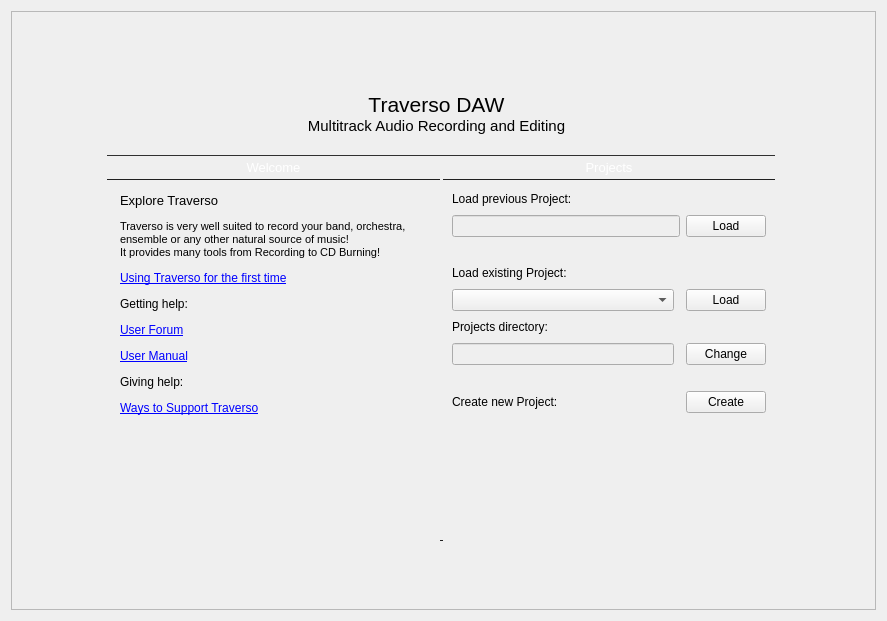
Qt form src/traverso/ui/WelcomeWidget.ui (ErwanLegrand/Traverso-DAW) before a commit.
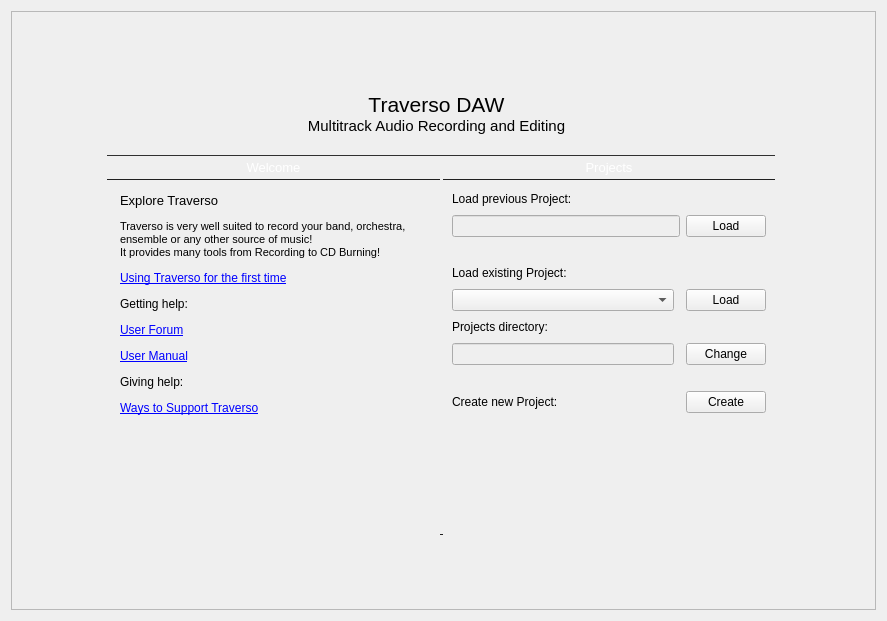
The same form after that commit. Icons and pictures are not drawn.

```diff
--- a/src/traverso/ui/WelcomeWidget.ui
+++ b/src/traverso/ui/WelcomeWidget.ui
@@ -61,8 +61,8 @@
        <rect>
         <x>0</x>
         <y>0</y>
-        <width>873</width>
-        <height>607</height>
+        <width>865</width>
+        <height>599</height>
        </rect>
       </property>
       <layout class="QHBoxLayout" name="horizontalLayout_2">
@@ -312,18 +312,18 @@
                     <string>&lt;!DOCTYPE HTML PUBLIC &quot;-//W3C//DTD HTML 4.0//EN&quot; &quot;http://www.w3.org/TR/REC-html40/strict.dtd&quot;&gt;
 &lt;html&gt;&lt;head&gt;&lt;meta name=&quot;qrichtext&quot; content=&quot;1&quot; /&gt;&lt;style type=&quot;text/css&quot;&gt;
 p, li { white-space: pre-wrap; }
-&lt;/style&gt;&lt;/head&gt;&lt;body style=&quot; font-family:'DejaVu Sans'; font-size:8pt; font-weight:400; font-style:normal;&quot;&gt;
-&lt;table style=&quot;-qt-table-type: root; margin-top:4px; margin-bottom:4px; margin-left:4px; margin-right:4px;&quot;&gt;
+&lt;/style&gt;&lt;/head&gt;&lt;body style=&quot; font-family:'Sans Serif'; font-size:9pt; font-weight:400; font-style:normal;&quot;&gt;
+&lt;table border=&quot;0&quot; style=&quot;-qt-table-type: root; margin-top:4px; margin-bottom:4px; margin-left:4px; margin-right:4px;&quot;&gt;
 &lt;tr&gt;
 &lt;td style=&quot;border: none;&quot;&gt;
-&lt;p style=&quot; margin-top:12px; margin-bottom:12px; margin-left:0px; margin-right:0px; -qt-block-indent:0; text-indent:0px;&quot;&gt;&lt;span style=&quot; font-size:10pt;&quot;&gt;Explore Traverso&lt;/span&gt;&lt;/p&gt;
-&lt;p style=&quot; margin-top:12px; margin-bottom:12px; margin-left:0px; margin-right:0px; -qt-block-indent:0; text-indent:0px;&quot;&gt;Traverso is very well suited to record your band, orchestra, ensemble or any other natural source of music!&lt;br /&gt;It provides many tools from Recording to CD Burning!&lt;/p&gt;
-&lt;p style=&quot; margin-top:12px; margin-bottom:12px; margin-left:0px; margin-right:0px; -qt-block-indent:0; text-indent:0px;&quot;&gt;&lt;a href=&quot;http://traverso-daw.org/FirstTime&quot;&gt;&lt;span style=&quot; font-size:9pt; text-decoration: underline; color:#0000ff;&quot;&gt;Using Traverso for the first time&lt;/span&gt;&lt;/a&gt;&lt;/p&gt;
-&lt;p style=&quot; margin-top:12px; margin-bottom:12px; margin-left:0px; margin-right:0px; -qt-block-indent:0; text-indent:0px;&quot;&gt;&lt;span style=&quot; font-size:9pt;&quot;&gt;Getting help:&lt;/span&gt;&lt;/p&gt;
-&lt;p style=&quot; margin-top:12px; margin-bottom:12px; margin-left:0px; margin-right:0px; -qt-block-indent:0; text-indent:0px;&quot;&gt;&lt;a href=&quot;http://traverso-daw.org/forum/&quot;&gt;&lt;span style=&quot; font-size:9pt; text-decoration: underline; color:#0000ff;&quot;&gt;User Forum&lt;/span&gt;&lt;/a&gt;&lt;/p&gt;
-&lt;p style=&quot; margin-top:12px; margin-bottom:12px; margin-left:0px; margin-right:0px; -qt-block-indent:0; text-indent:0px;&quot;&gt;&lt;a href=&quot;http://traverso-daw.org/UserManual&quot;&gt;&lt;span style=&quot; font-size:9pt; text-decoration: underline; color:#0000ff;&quot;&gt;User Manual&lt;/span&gt;&lt;/a&gt;&lt;/p&gt;
-&lt;p style=&quot; margin-top:12px; margin-bottom:12px; margin-left:0px; margin-right:0px; -qt-block-indent:0; text-indent:0px;&quot;&gt;&lt;span style=&quot; font-size:9pt;&quot;&gt;Giving help:&lt;/span&gt;&lt;/p&gt;
-&lt;p style=&quot; margin-top:12px; margin-bottom:12px; margin-left:0px; margin-right:0px; -qt-block-indent:0; text-indent:0px;&quot;&gt;&lt;a href=&quot;http://traverso-daw.org/Support&quot;&gt;&lt;span style=&quot; font-size:9pt; text-decoration: underline; color:#0000ff;&quot;&gt;Ways to Support Traverso&lt;/span&gt;&lt;/a&gt;&lt;/p&gt;&lt;/td&gt;&lt;/tr&gt;&lt;/table&gt;&lt;/body&gt;&lt;/html&gt;</string>
+&lt;p style=&quot; margin-top:12px; margin-bottom:12px; margin-left:0px; margin-right:0px; -qt-block-indent:0; text-indent:0px;&quot;&gt;&lt;span style=&quot; font-family:'DejaVu Sans'; font-size:10pt;&quot;&gt;Explore Traverso&lt;/span&gt;&lt;/p&gt;
+&lt;p style=&quot; margin-top:12px; margin-bottom:12px; margin-left:0px; margin-right:0px; -qt-block-indent:0; text-indent:0px;&quot;&gt;&lt;span style=&quot; font-family:'DejaVu Sans'; font-size:8pt;&quot;&gt;Traverso is very well suited to record your band, orchestra, ensemble or any other source of music!&lt;/span&gt;&lt;span style=&quot; font-family:'DejaVu Sans'; font-size:8pt;&quot;&gt;&lt;br /&gt;&lt;/span&gt;&lt;span style=&quot; font-family:'DejaVu Sans'; font-size:8pt;&quot;&gt;It provides many tools from Recording to CD Burning!&lt;/span&gt;&lt;/p&gt;
+&lt;p style=&quot; margin-top:12px; margin-bottom:12px; margin-left:0px; margin-right:0px; -qt-block-indent:0; text-indent:0px;&quot;&gt;&lt;a href=&quot;http://traverso-daw.org/FirstTime&quot;&gt;&lt;span style=&quot; font-family:'DejaVu Sans'; text-decoration: underline; color:#0000ff;&quot;&gt;Using Traverso for the first time&lt;/span&gt;&lt;/a&gt;&lt;/p&gt;
+&lt;p style=&quot; margin-top:12px; margin-bottom:12px; margin-left:0px; margin-right:0px; -qt-block-indent:0; text-indent:0px;&quot;&gt;&lt;span style=&quot; font-family:'DejaVu Sans';&quot;&gt;Getting help:&lt;/span&gt;&lt;/p&gt;
+&lt;p style=&quot; margin-top:12px; margin-bottom:12px; margin-left:0px; margin-right:0px; -qt-block-indent:0; text-indent:0px;&quot;&gt;&lt;a href=&quot;http://traverso-daw.org/forum/&quot;&gt;&lt;span style=&quot; font-family:'DejaVu Sans'; text-decoration: underline; color:#0000ff;&quot;&gt;User Forum&lt;/span&gt;&lt;/a&gt;&lt;/p&gt;
+&lt;p style=&quot; margin-top:12px; margin-bottom:12px; margin-left:0px; margin-right:0px; -qt-block-indent:0; text-indent:0px;&quot;&gt;&lt;a href=&quot;http://traverso-daw.org/UserManual&quot;&gt;&lt;span style=&quot; font-family:'DejaVu Sans'; text-decoration: underline; color:#0000ff;&quot;&gt;User Manual&lt;/span&gt;&lt;/a&gt;&lt;/p&gt;
+&lt;p style=&quot; margin-top:12px; margin-bottom:12px; margin-left:0px; margin-right:0px; -qt-block-indent:0; text-indent:0px;&quot;&gt;&lt;span style=&quot; font-family:'DejaVu Sans';&quot;&gt;Giving help:&lt;/span&gt;&lt;/p&gt;
+&lt;p style=&quot; margin-top:12px; margin-bottom:12px; margin-left:0px; margin-right:0px; -qt-block-indent:0; text-indent:0px;&quot;&gt;&lt;a href=&quot;http://traverso-daw.org/Support&quot;&gt;&lt;span style=&quot; font-family:'DejaVu Sans'; text-decoration: underline; color:#0000ff;&quot;&gt;Ways to Support Traverso&lt;/span&gt;&lt;/a&gt;&lt;/p&gt;&lt;/td&gt;&lt;/tr&gt;&lt;/table&gt;&lt;/body&gt;&lt;/html&gt;</string>
                    </property>
                    <property name="openExternalLinks">
                     <bool>true</bool>
@@ -360,8 +360,9 @@
 	border: 0px solid black;
 	border-top: 1px solid #303030;
 	border-bottom: 1px solid #202020;
+    margin-bottom: 6px;
 	color: white;
-	height:600px;
+	height:500px;
 }
 </string>
               </property>
```
